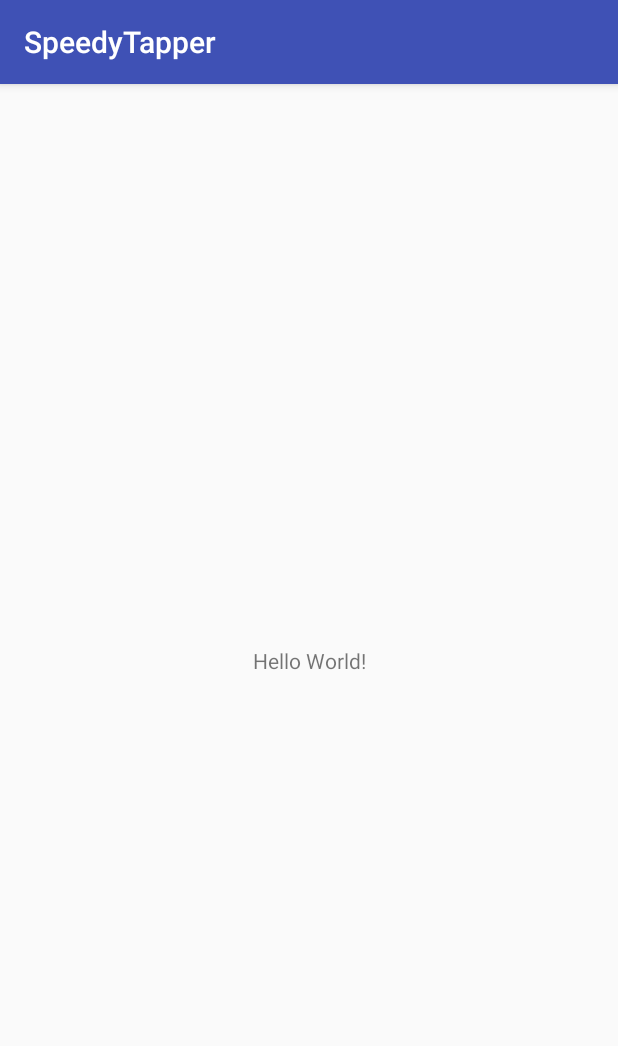
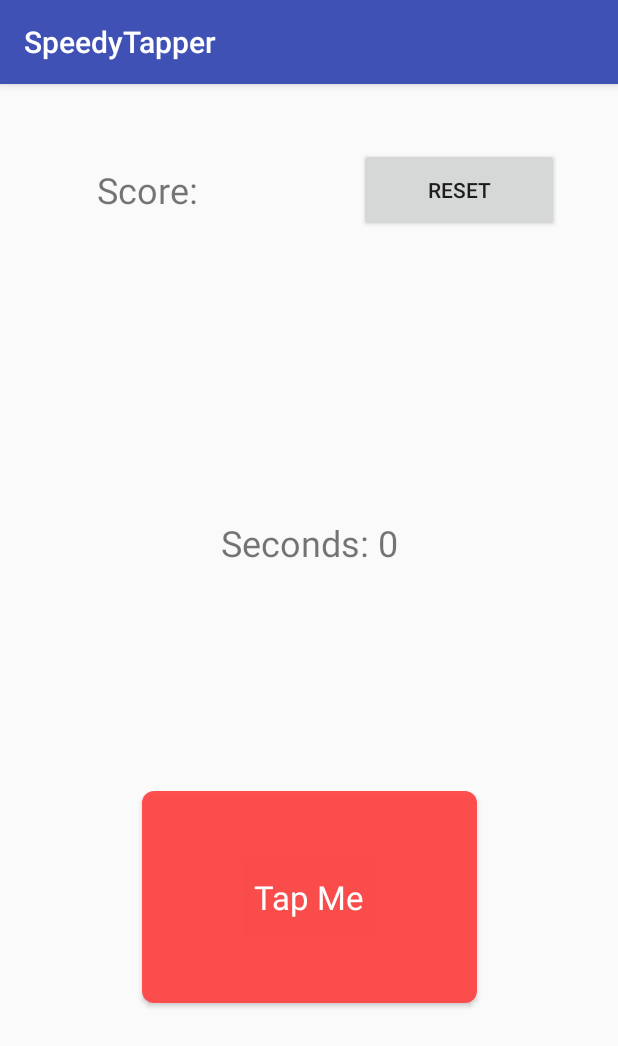
Before and after one commit to joshzcold/SpeedyTapper, an Android app: the screen it shows after launch (MainActivity), on a phone screen of 412 x 824 dp. Shown: the top 1046 px of the screen. Run offline under Robolectric (Android 15) with nearby library versions, the phone set to English and light mode, and no system bars.

Commit message:
Added a basic game with timer and button counter

```diff
--- /dev/null
+++ b/app/src/main/res/drawable/roundedbutton.xml
@@ -0,0 +1,9 @@
+<?xml version="1.0" encoding="utf-8"?>
+<shape xmlns:android="http://schemas.android.com/apk/res/android"
+    android:shape="rectangle">
+    <solid android:color="#eeffffff" />
+    <corners android:bottomRightRadius="8dp"
+        android:bottomLeftRadius="8dp"
+        android:topRightRadius="8dp"
+        android:topLeftRadius="8dp"/>
+</shape>
--- a/app/src/main/res/layout/activity_main.xml
+++ b/app/src/main/res/layout/activity_main.xml
@@ -6,13 +6,87 @@
     android:layout_height="match_parent"
     tools:context="com.jcold.speedytapper.MainActivity">
 
+    <Button
+        android:id="@+id/myButton"
+        style="@style/Widget.AppCompat.Button.Colored"
+        android:layout_width="223dp"
+        android:layout_height="141dp"
+        android:layout_marginBottom="8dp"
+        android:layout_marginTop="8dp"
+        android:background="@drawable/roundedbutton"
+        android:backgroundTint="@android:color/holo_red_light"
+        android:text="@string/button_text"
+        android:textAppearance="@style/TextAppearance.AppCompat.Large"
+        android:textColor="@android:color/background_light"
+        app:layout_constraintBottom_toBottomOf="parent"
+        app:layout_constraintEnd_toEndOf="parent"
+        app:layout_constraintHorizontal_bias="0.503"
+        app:layout_constraintLeft_toLeftOf="parent"
+        app:layout_constraintRight_toRightOf="parent"
+        app:layout_constraintStart_toStartOf="parent"
+        app:layout_constraintTop_toTopOf="parent"
+        app:layout_constraintVertical_bias="0.759" />
+
+    <Button
+        android:id="@+id/button_reset_timer"
+        android:layout_width="133dp"
+        android:layout_height="56dp"
+        android:layout_marginEnd="8dp"
+        android:layout_marginStart="8dp"
+        android:text="@string/reset_text"
+        app:layout_constraintBottom_toBottomOf="@+id/ending_score"
+        app:layout_constraintEnd_toEndOf="parent"
+        app:layout_constraintHorizontal_bias="0.88"
+        app:layout_constraintStart_toStartOf="parent"
+        app:layout_constraintTop_toTopOf="@+id/ending_score" />
+
     <TextView
+        android:id="@+id/ending_score"
         android:layout_width="wrap_content"
         android:layout_height="wrap_content"
-        android:text="Hello World!"
+        android:layout_marginBottom="8dp"
+        android:layout_marginEnd="8dp"
+        android:layout_marginStart="8dp"
+        android:layout_marginTop="8dp"
+        android:text="@string/ending_score"
+        android:textSize="24sp"
         app:layout_constraintBottom_toBottomOf="parent"
+        app:layout_constraintEnd_toEndOf="parent"
+        app:layout_constraintHorizontal_bias="0.172"
+        app:layout_constraintStart_toStartOf="parent"
+        app:layout_constraintTop_toTopOf="parent"
+        app:layout_constraintVertical_bias="0.064" />
+
+    <TextView
+        android:id="@+id/countdown_timer"
+        android:layout_width="264dp"
+        android:layout_height="55dp"
+        android:layout_marginBottom="8dp"
+        android:layout_marginTop="8dp"
+        android:gravity="center"
+        android:text="@string/timer_blank"
+        android:textSize="24sp"
+        app:layout_constraintBottom_toTopOf="@+id/number_increasing"
+        app:layout_constraintEnd_toEndOf="parent"
+        app:layout_constraintHorizontal_bias="0.502"
         app:layout_constraintLeft_toLeftOf="parent"
         app:layout_constraintRight_toRightOf="parent"
-        app:layout_constraintTop_toTopOf="parent" />
+        app:layout_constraintStart_toStartOf="parent"
+        app:layout_constraintTop_toTopOf="parent"
+        app:layout_constraintVertical_bias="0.922" />
+
+    <TextView
+        android:id="@+id/number_increasing"
+        android:layout_width="262dp"
+        android:layout_height="47dp"
+        android:layout_marginBottom="8dp"
+        android:layout_marginTop="8dp"
+        android:gravity="center"
+        android:textSize="32sp"
+        app:layout_constraintBottom_toTopOf="@+id/myButton"
+        app:layout_constraintLeft_toLeftOf="parent"
+        app:layout_constraintRight_toRightOf="parent"
+        app:layout_constraintTop_toTopOf="parent"
+        app:layout_constraintVertical_bias="0.873" />
 
 </android.support.constraint.ConstraintLayout>
--- a/app/src/main/res/values/strings.xml
+++ b/app/src/main/res/values/strings.xml
@@ -1,3 +1,8 @@
 <resources>
     <string name="app_name">SpeedyTapper</string>
+    <string name="button_text">Tap Me</string>
+    <string name="starting_number">Seconds: 0</string>
+    <string name="timer_blank">Seconds: 0</string>
+    <string name="reset_text">Reset</string>
+    <string name="ending_score">Score:</string>
 </resources>
```
Also changed, not shown: app/src/main/java/com/jcold/speedytapper/MainActivity.kt (+61 -0 lines).
